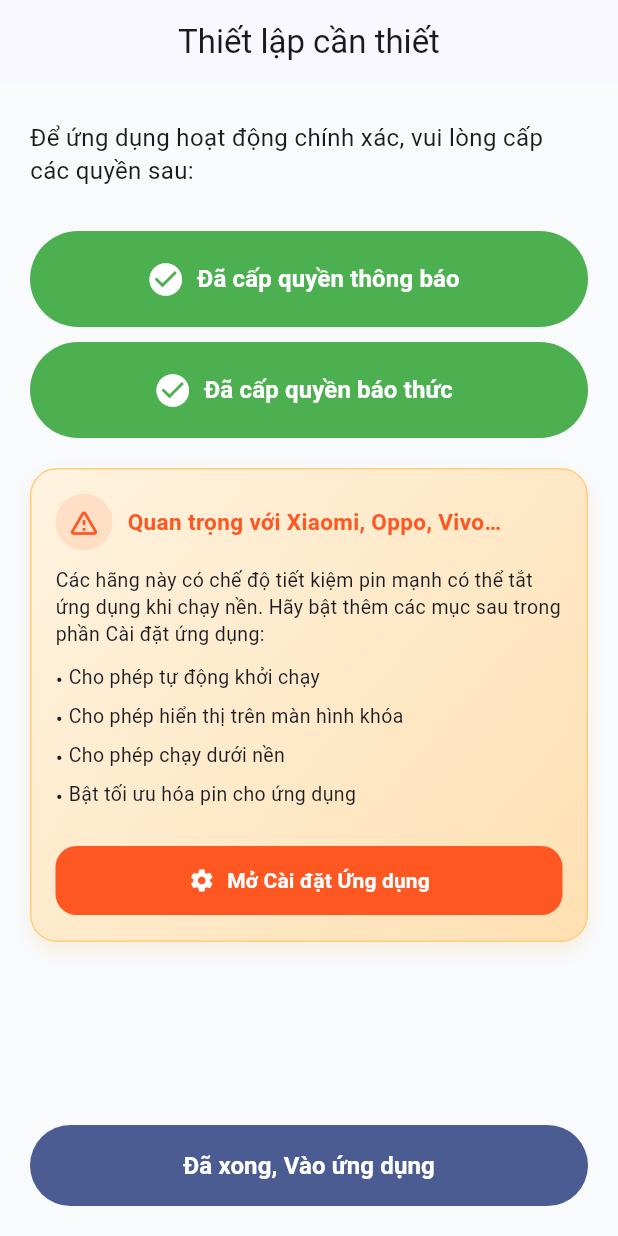
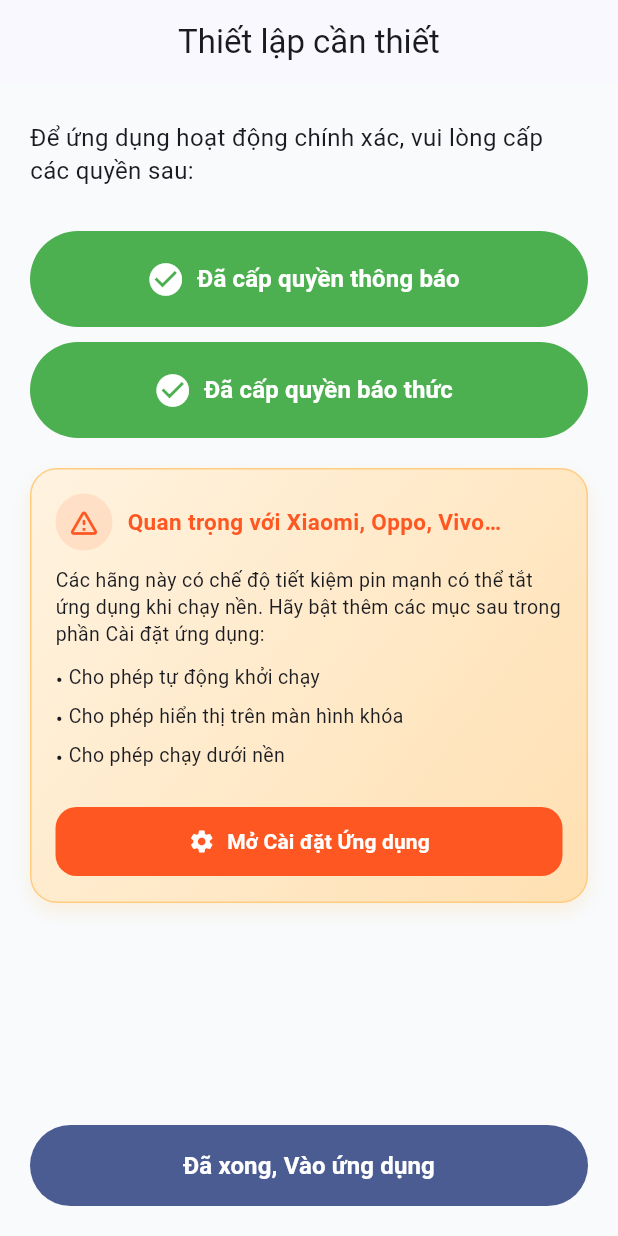
Before and after one commit to BeAFA/Smartonet, a Flutter app: the screen it shows after launch, on a phone screen of 412 x 824 dp. Run offline on Flutter 3.47's test engine with Material 3 defaults, Android fonts, the phone set to English and light mode, and no system bars; our stand-ins replace device_info_plus, file_picker, just_audio, permission_handler, shared_preferences, sqflite and 1 more; missing offline and left inert: alarm, audio_session, flutter_volume_controller; accounts and stored records are empty; statements that could not run were skipped.

Commit message:
Update permission_screen.dart

```diff
--- a/smartonet/lib/screens/permission_screen.dart
+++ b/smartonet/lib/screens/permission_screen.dart
@@ -247,7 +247,6 @@ class _PermissionScreenState extends State<PermissionScreen>
                   _bullet("Cho phép tự động khởi chạy"),
                   _bullet("Cho phép hiển thị trên màn hình khóa"),
                   _bullet("Cho phép chạy dưới nền"),
-                  _bullet("Bật tối ưu hóa pin cho ứng dụng"),
                   const SizedBox(height: 16),
                   SizedBox(
                     width: double.infinity,
```
